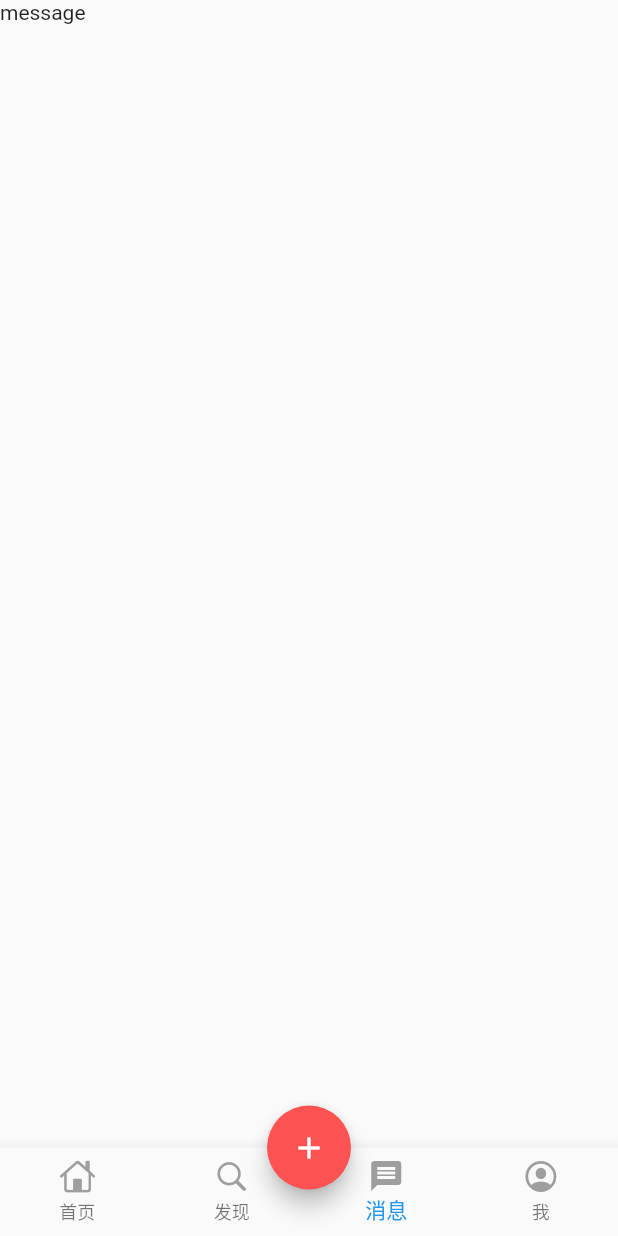
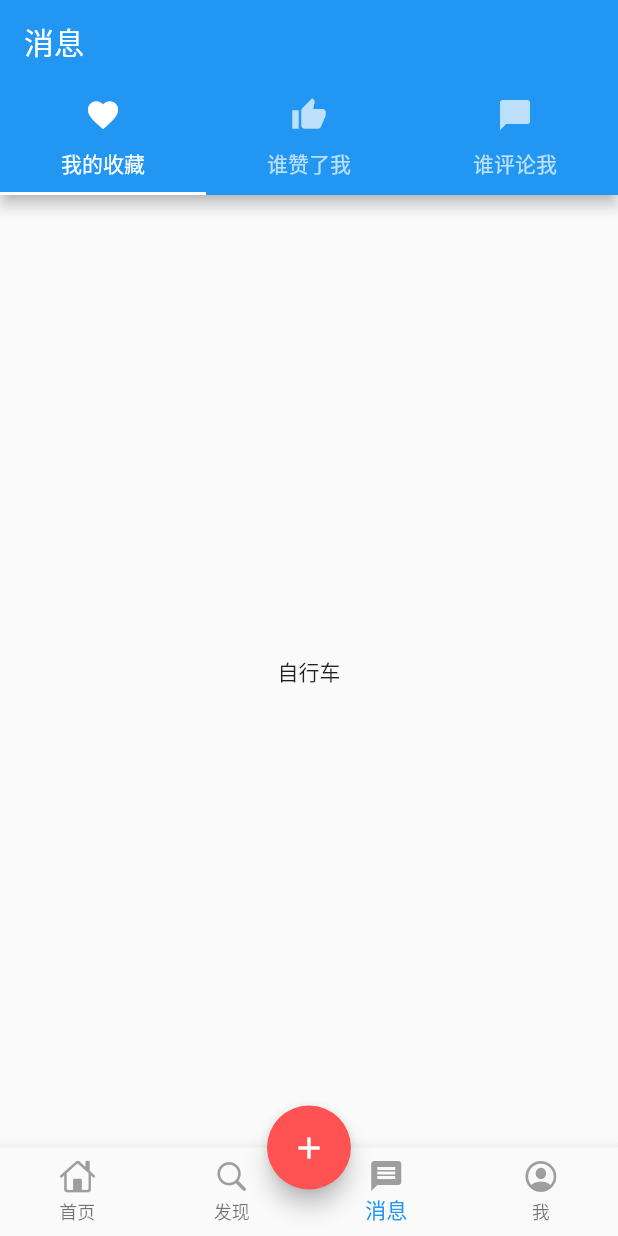
Before and after one commit to 895970721/jinjianzi, a Flutter app: the screen it shows after launch, item 3 of the bottom bar chosen, on a phone screen of 412 x 824 dp. Run offline on Flutter 3.47's test engine with Material 2 defaults, Android fonts, the light colour scheme and no system bars; our stand-ins replace dio, flutter_easyrefresh, flutter_screenutil.

Commit message:
2019/3/19
添加了消息页面，修改了贴士和个人页面

```diff
--- a/lib/pages/found_page.dart
+++ b/lib/pages/found_page.dart
@@ -26,6 +26,7 @@ class circleview extends StatefulWidget {
 class _circleviewState extends State<circleview> {
   @override
   Widget build(BuildContext context) {
+    ScreenUtil.instance = ScreenUtil(width: 750, height: 1334)..init(context);
     return Container(
       margin: EdgeInsets.only(bottom: 0.0),
       height: ScreenUtil().setHeight(400),
@@ -149,14 +150,15 @@ class _TabBarDemoStateState extends State<TabBarDemoState> with SingleTickerProv
   Widget build(BuildContext context) {
     ScreenUtil.instance = ScreenUtil(width: 750, height: 1334)..init(context);
     return Container(
+      margin: EdgeInsets.only(bottom: 0),
       height: ScreenUtil().setHeight(805),
       child:
     new ListView(
       scrollDirection: Axis.vertical,
       children: <Widget>[
           new Container(
+          margin: EdgeInsets.only(top:0),
           height: ScreenUtil().setHeight(120),
-          border: new Border.all(color: Color(0xFFFF0000), width: 0.5),
           decoration: new BoxDecoration(
           border: new Border.all(width: 2.0, color: Colors.black12),
           ),
--- a/lib/pages/index_page.dart
+++ b/lib/pages/index_page.dart
@@ -27,7 +27,7 @@ class _IndexPageState extends State<IndexPage> {
   final List<Widget> tabBodies = [
     HomePage(),
     DoctorPage(),
-    MessagePage(),
+    message(),
     person()
   ];
 
--- a/lib/pages/message_page.dart
+++ b/lib/pages/message_page.dart
@@ -1,10 +1,55 @@
 import 'package:flutter/material.dart';
+import 'package:flutter_screenutil/flutter_screenutil.dart';
 
-class MessagePage extends StatelessWidget {
+class message extends StatefulWidget {
+  @override
+  _messageState createState() => _messageState();
+}
+
+class _messageState extends State<message> with SingleTickerProviderStateMixin{
+  TabController _tabController;
+ @override
+  void dispose() {
+    _tabController.dispose();
+    super.dispose();
+  }
+
+  void initState() {
+    super.initState();
+    _tabController = new TabController(vsync: this, length: 3);
+  }
+
   @override
   Widget build(BuildContext context) {
-    return Container(
-      child: Text('message'),
+    return new Scaffold(
+      appBar: new AppBar(
+        title: new Text('消息'),
+        bottom: new TabBar(
+          tabs: <Widget>[
+            new Tab(
+              icon: new Icon(Icons.favorite),
+              text: '我的收藏',
+            ),
+            new Tab(
+              icon: new Icon(Icons.thumb_up),
+              text: '谁赞了我',
+            ),
+            new Tab(
+              icon: new Icon(Icons.chat_bubble),
+              text: '谁评论我',
+            ),
+          ],
+          controller: _tabController,
+        ),
+      ),
+      body: new TabBarView(
+        controller: _tabController,
+        children: <Widget>[
+          new Center(child: new Text('自行车')),
+          new Center(child: new Text('船')),
+          new Center(child: new Text('巴士')),
+        ],
+      ),
     );
   }
 }
```
Also changed, not shown: lib/pages/my_page.dart (+4 -3 lines).
